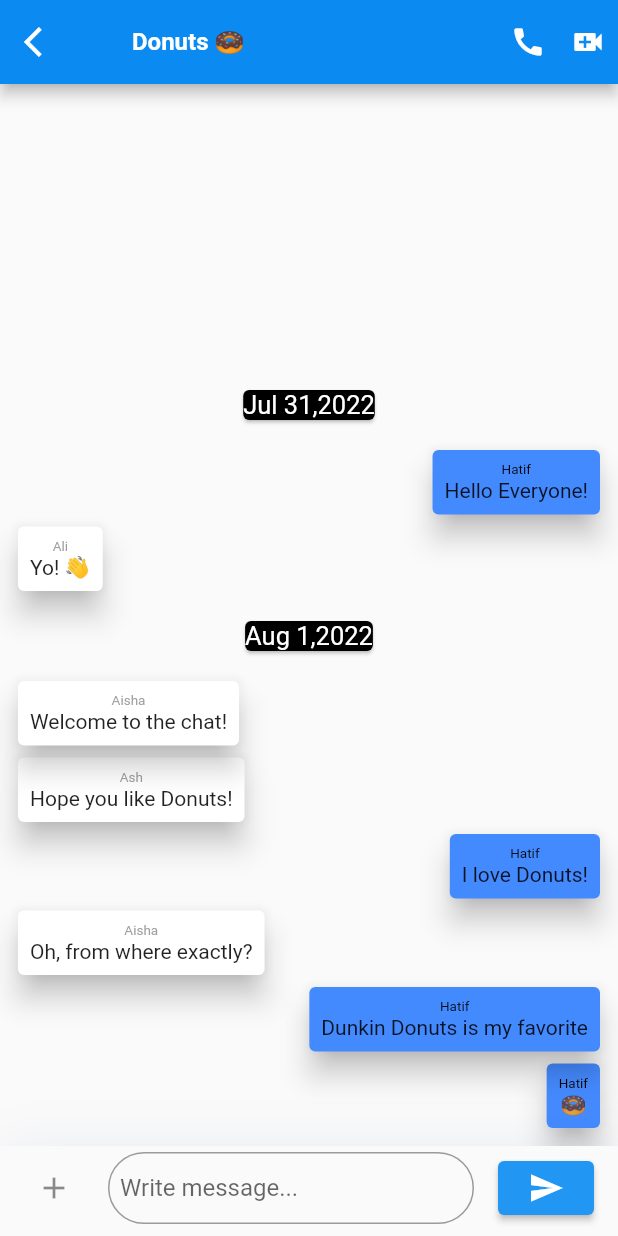
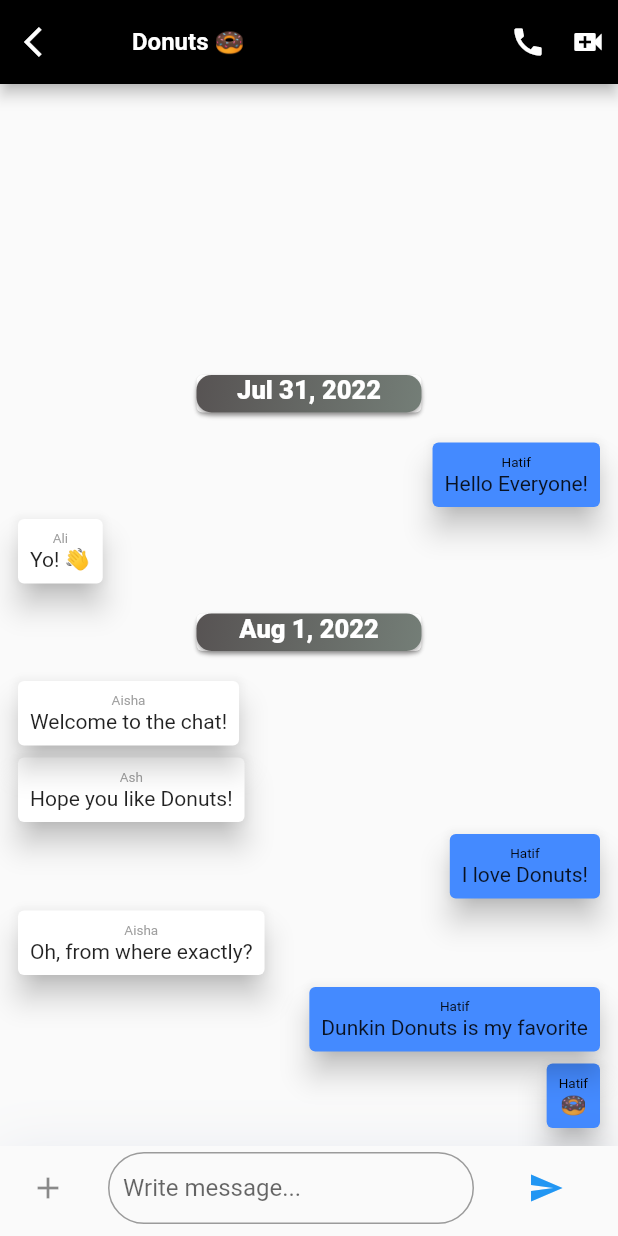
Before and after one commit to hatifmujahid/snack_chat_app, a Flutter app: the screen it shows once a user with an empty profile is signed in, after a tap on "Donuts 🍩", on a phone screen of 412 x 824 dp. Run offline on Flutter 3.47's test engine with Material 2 defaults, Android fonts, the phone set to English and light mode, and no system bars; drawn by our look-alikes of grouped_list; our stand-ins replace firebase_auth, firebase_core, loading_animation_widget; accounts and stored records are empty; network calls fail.

Commit message:
almost finale

```diff
--- a/movie_app/lib/chat.dart
+++ b/movie_app/lib/chat.dart
@@ -74,7 +74,7 @@ class Chat extends StatelessWidget {
   Widget build(BuildContext context) {
     return Scaffold(
         appBar: AppBar(
-          backgroundColor: Color.fromARGB(255, 11, 138, 241),
+          backgroundColor: Color.fromARGB(255, 0, 0, 0),
           leading: InkWell(
             onTap: () {
               Navigator.pop(context, const Home());
@@ -115,6 +115,7 @@ class Chat extends StatelessWidget {
             Expanded(
               child: GroupedListView<Message, DateTime>(
                 padding: EdgeInsets.all(8),
+                physics: NeverScrollableScrollPhysics(),
                 reverse: true,
                 order: GroupedListOrder.DESC,
                 elements: messages,
@@ -122,16 +123,37 @@ class Chat extends StatelessWidget {
                     message.Date.year, message.Date.month, message.Date.day),
                 groupHeaderBuilder: (Message message) => SizedBox(
                   child: Align(
-                    alignment: Alignment.center,
+                    alignment: Alignment.topCenter,
                     child: Padding(
                       padding: const EdgeInsets.all(8.0),
                       child: Card(
                         margin: EdgeInsets.all(8),
-                        color: Colors.black,
-                        child: Text(
-                          '${fromDatetoString(message.Date.month)} ${message.Date.day.toString()},${message.Date.year.toString()}',
-                          textAlign: TextAlign.center,
-                          style: TextStyle(color: Colors.white, fontSize: 17,),
+                        child: Container(
+                          decoration: BoxDecoration(
+                          borderRadius: BorderRadius.circular(10),
+                            boxShadow: [
+                              BoxShadow(
+                                color: Color.fromARGB(128, 94, 91, 91),
+                                blurRadius: 2,
+                                offset: Offset(0.0, 2.0),
+                              ),
+                            ],
+                            gradient: const LinearGradient(
+                              begin: Alignment.topLeft,
+                              end: Alignment.bottomRight,
+                              colors: [
+                                Color.fromARGB(255, 87, 83, 83),
+                                Color.fromARGB(255, 116, 126, 119)
+                              ],
+                            )
+                          ),
+                          height: 25,
+                          width: 150,
+                          child: Text(
+                            '${fromDatetoString(message.Date.month)} ${message.Date.day.toString()}, ${message.Date.year.toString()}',
+                            textAlign: TextAlign.center,
+                            style: TextStyle(color: Colors.white, fontSize: 17,fontWeight: FontWeight.w900),
+                          ),
                         ),
                       ),
                     ),
@@ -150,7 +172,7 @@ class Chat extends StatelessWidget {
                       child: Column(
                         children: <Widget>[
                           Text(
-                            message.name,
+                            '${message.name}',
                             style: TextStyle(fontSize: 9,color:message.isSentbyMe?Colors.black:Colors.grey),
                           ),
                           Text(message.text),
@@ -183,15 +205,15 @@ class Chat extends StatelessWidget {
                         border: OutlineInputBorder(
                           borderRadius: BorderRadius.circular(50),
                         ),
-                        contentPadding: EdgeInsets.all(8),
+                        contentPadding: EdgeInsets.all(10),
                         hintText: 'Write message...',
                         hintStyle: TextStyle()),
                   ),
                   leading: Padding(
-                    padding: const EdgeInsets.all(8.0),
+                    padding: const EdgeInsets.all(4.0),
                     child: Icon(Icons.add),
                   ),
-                  trailing: ElevatedButton(
+                  trailing: TextButton(
                     onPressed: (() {
                       // final smth = Message(
                       //     Date: DateTime.now(),
--- a/movie_app/lib/home.dart
+++ b/movie_app/lib/home.dart
@@ -13,9 +13,30 @@ class Home extends StatelessWidget {
   @override
   Widget build(BuildContext context) {
     return Scaffold(
-
+      bottomNavigationBar: BottomNavigationBar(
+        selectedItemColor: Color.fromARGB(255, 142, 0, 90),
+        unselectedItemColor: Colors.grey.shade600,
+        selectedLabelStyle: TextStyle(fontWeight: FontWeight.w600),
+        unselectedLabelStyle: TextStyle(fontWeight: FontWeight.w600),backgroundColor: Colors.black,
+        type: BottomNavigationBarType.fixed,
+        items: <BottomNavigationBarItem>[
+          BottomNavigationBarItem(
+            icon: Icon(Icons.message),
+            label: 'Chats',
+          ),
+          BottomNavigationBarItem(
+            icon: Icon(Icons.group_work),
+            label: "Channels",
+          ),
+          BottomNavigationBarItem(
+            icon: Icon(Icons.account_box),
+            label: "Profile",
+          ),
+        ],
+      ),
       appBar: AppBar(
-        title: Text("Snack Chat App",textAlign: TextAlign.center,style: TextStyle(fontFamily: 'Times New Roman'),),
+        backgroundColor: Colors.black,
+        title: Text("Snack Chat App🍴",textAlign: TextAlign.center,style: TextStyle(fontWeight: FontWeight.w700),),
         centerTitle: true,
       ),
       body: Padding(
@@ -47,7 +68,7 @@ class Home extends StatelessWidget {
           context.read<AuthenticationService>().SignOut();
         },
 
-        child: Icon(Icons.logout),
+        child: Icon(Icons.logout,color: Colors.black,),
       ),
     );
   }
--- a/movie_app/lib/signin.dart
+++ b/movie_app/lib/signin.dart
@@ -12,13 +12,12 @@ class Signin extends StatelessWidget {
   Widget build(BuildContext context) {
     return Scaffold(
       appBar: AppBar(
+        backgroundColor: Colors.black,
         centerTitle: true,
         title: Text('SignIn 🔐'),
-
       ),
       body: SingleChildScrollView(
         child: Padding(
-
           padding: const EdgeInsets.all(8.0),
           child: Column(
             mainAxisSize: MainAxisSize.min,
@@ -44,58 +43,72 @@ class Signin extends StatelessWidget {
                   ),
                 ),
               ),
-
               Container(
-
-                margin: EdgeInsets.only(left: 20,right: 20, top:10, bottom: 10),
+                margin:
+                    EdgeInsets.only(left: 20, right: 20, top: 10, bottom: 10),
+                child: Card(
+                  elevation: 8,
                   child: TextField(
                     controller: emailController,
-                  decoration: InputDecoration(focusColor: Colors.white,
-                    enabledBorder:  OutlineInputBorder(
-                      borderRadius: BorderRadius.circular(100),
+                    decoration: InputDecoration(
+                        focusColor: Colors.white,
+                        enabledBorder: OutlineInputBorder(
                             borderSide: BorderSide(
-                        color: Colors.green
-                      )
+                                color: Color.fromARGB(255, 5, 255, 13))),
+                        hintText: 'Email',
+                        border: OutlineInputBorder()),
                   ),
-                    hintText: 'Email',
-                    border: OutlineInputBorder(borderRadius: BorderRadius.circular(100))
+                ),
+              ),
+              Container(
+                margin: EdgeInsets.only(right: 20, left: 20),
+                child: Card(
+                  elevation: 8,
+                  child: TextField(
+                    controller: passwordController,
+                    obscureText: true,
+                    decoration: InputDecoration(
+                      hintText: 'Password',
+                      focusColor: Colors.black,
+                      border: OutlineInputBorder(),
+                      enabledBorder: OutlineInputBorder(
+                          borderSide: BorderSide(
+                              color: Color.fromARGB(255, 5, 255, 13))),
+                    ),
                   ),
                 ),
               ),
               Container(
 
-                margin: EdgeInsets.only(right: 20, left: 20),
-                child: TextField(
-                  controller: passwordController,
-                  keyboardType: TextInputType.visiblePassword,
-                  decoration: InputDecoration(
-                    hintText: 'Password',
-                    focusColor: Colors.black,
-                    border: OutlineInputBorder(borderRadius: BorderRadius.circular(100)),
-                    enabledBorder: OutlineInputBorder(
-                      borderRadius: BorderRadius.circular(100),
-                      borderSide: BorderSide(
-                        color: Colors.green
+                height: 370,
+                width: 510,
+                alignment: Alignment.center,
+                padding: EdgeInsets.all(50),
+                child: Row(
+                  children: <Widget>[
+                    Image.network('https://github.githubassets.com/images/modules/logos_page/GitHub-Mark.png',height: 40,),
+                    Text('|',style: TextStyle(fontSize: 23,fontWeight: FontWeight.w900)),
+                    Text('Developed By Hatif Mujahid',style: TextStyle(fontSize: 20,fontWeight: FontWeight.bold)),
+                  ],
+                ),
               )
-                    ),
-                  ),
-                ),
-              ),
 
             ],
           ),
         ),
       ),
       floatingActionButton: FloatingActionButton(
-
           onPressed: () {
             context.read<AuthenticationService>().signIn(
                   email: emailController.text.trim(),
                   password: passwordController.text.trim(),
                 );
-            }, backgroundColor: Colors.blue,
-             child: Icon(Icons.login_outlined, color: Colors.black,)
-          ),
+          },
+          backgroundColor: Colors.blue,
+          child: Icon(
+            Icons.login_outlined,
+            color: Colors.black,
+          )),
     );
   }
 }
```
Lines whose indentation alone changed are shown as unchanged.
